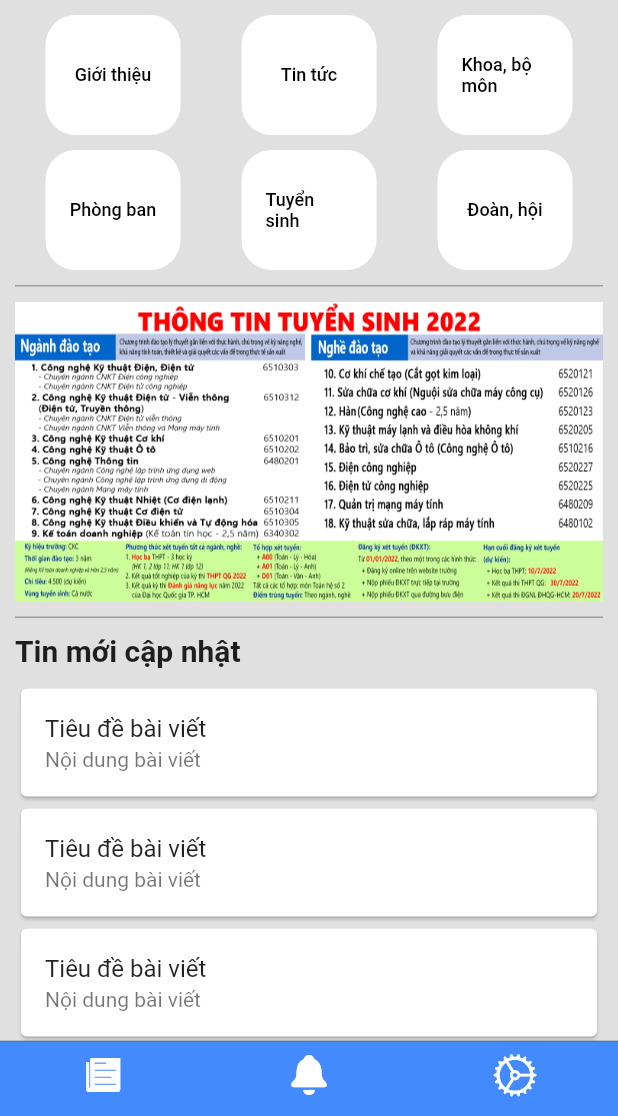
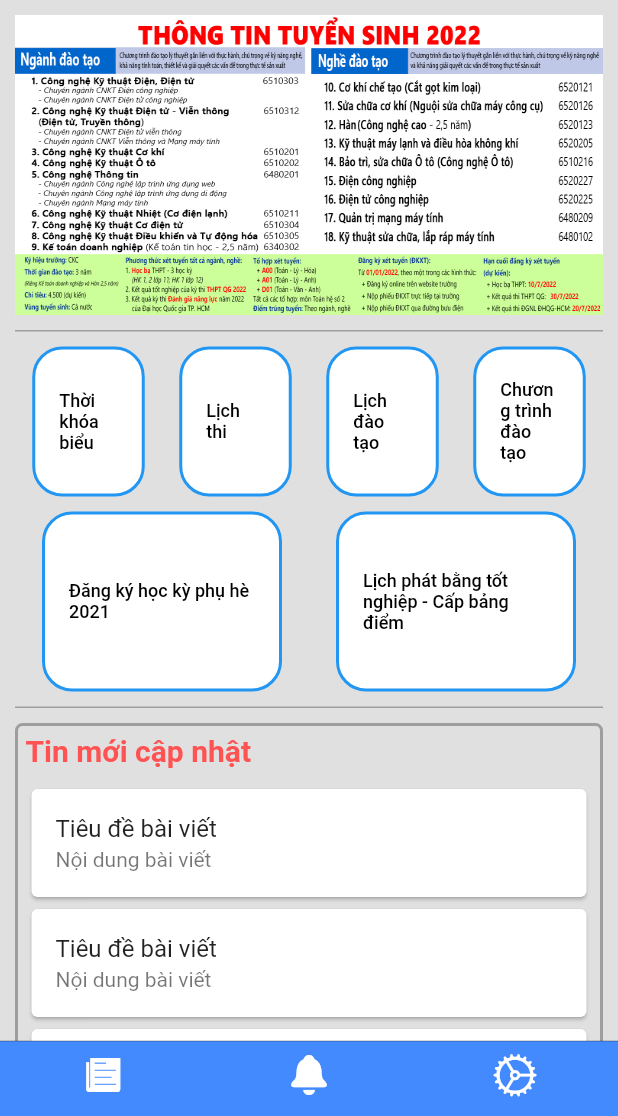
Before and after one commit to TianTruong/0306191282_0306191277, a Flutter app: the screen it shows after launch, after a tap on the "search" icon, on a phone screen of 412 x 824 dp, the part 120-1236 px from its top. Run offline on Flutter 3.47's test engine with Material 2 defaults, Android fonts, the phone set to English and light mode, and no system bars.

Commit message:
Demo UI Phòng đào tạo

```diff
--- a/src/app_tin_tuc_cao_thang/lib/home/home.dart
+++ b/src/app_tin_tuc_cao_thang/lib/home/home.dart
@@ -2,13 +2,14 @@
 
 import 'package:app_tin_tuc_cao_thang/home/news.dart';
 import 'package:app_tin_tuc_cao_thang/home/notification.dart';
+import 'package:app_tin_tuc_cao_thang/home/phongban/phongdaotao.dart';
 import 'package:app_tin_tuc_cao_thang/home/settings.dart';
 import 'package:flutter/cupertino.dart';
 import 'package:flutter/material.dart';
 
 class HomePage extends StatelessWidget {
   HomePage({Key? key}) : super(key: key);
-  var screens = const [News(), Noti(), Settings()];
+  var screens = const [PhongDaoTao(), Noti(), Settings()];
 
   @override
   Widget build(BuildContext context) {
--- /dev/null
+++ b/src/app_tin_tuc_cao_thang/lib/home/phongban/phongdaotao.dart
@@ -0,0 +1,260 @@
+// ignore_for_file: avoid_unnecessary_containers
+
+import 'package:flutter/material.dart';
+
+class PhongDaoTao extends StatefulWidget {
+  const PhongDaoTao({Key? key}) : super(key: key);
+
+  @override
+  State<PhongDaoTao> createState() => _PhongDaoTaoState();
+}
+
+class _PhongDaoTaoState extends State<PhongDaoTao> {
+  @override
+  Widget build(BuildContext context) {
+    _buildDR() {
+      return Padding(
+        padding: const EdgeInsets.only(top: 10, bottom: 10),
+        child: Container(
+          decoration: BoxDecoration(
+              border: Border(
+                  bottom: BorderSide(color: Colors.grey.shade500, width: 1))),
+          child: const Center(heightFactor: 1.5),
+        ),
+      );
+    }
+
+    return Scaffold(
+      backgroundColor: Colors.grey.shade300,
+      body: ListView(
+        children: [
+          Container(
+            color: Colors.blueAccent,
+            child: Padding(
+              padding: const EdgeInsets.all(10.0),
+              child: Row(
+                children: [
+                  Image.asset(
+                    'images/logo.png',
+                    cacheHeight: 60,
+                    cacheWidth: 270,
+                  ),
+                  Expanded(
+                    child: Row(
+                      mainAxisAlignment: MainAxisAlignment.spaceAround,
+                      children: [
+                        IconButton(
+                            onPressed: () {},
+                            icon: const Icon(Icons.search, size: 45)),
+                        IconButton(
+                            onPressed: () {},
+                            icon: const Icon(Icons.circle, size: 45)),
+                      ],
+                    ),
+                  ),
+                ],
+              ),
+            ),
+          ),
+          Padding(
+            padding: const EdgeInsets.all(10.0),
+            child: Column(
+              children: [
+                Container(
+                  // decoration: BoxDecoration(
+                  //   border: Border.all(color: Colors.blue, width: 3),
+                  //   borderRadius: BorderRadius.circular(10),
+                  // ),
+                  height: 200,
+                  child: Image.asset(
+                    'images/TuyenSinh.jpg',
+                    height: 200,
+                    fit: BoxFit.fill,
+                  ),
+                ),
+                _buildDR(),
+                BuildButton(),
+                _buildDR(),
+                ListPost(),
+                _buildDR(),
+                LienHe()
+              ],
+            ),
+          ),
+        ],
+      ),
+    );
+  }
+}
+
+class BuildButton extends StatelessWidget {
+  const BuildButton({Key? key}) : super(key: key);
+
+  _containerBTN(String label) {
+    return Container(
+        decoration: BoxDecoration(
+          color: Colors.white,
+          border: Border.all(color: Colors.blue, width: 2),
+          borderRadius: BorderRadius.circular(20),
+        ),
+        width: 75,
+        height: 100,
+        child: FlatButton(
+            child: Text(label,
+                style: TextStyle(color: Colors.black, fontSize: 12)),
+            onPressed: () {}));
+  }
+
+  _containerBTN2(String label) {
+    return Container(
+        decoration: BoxDecoration(
+          color: Colors.white,
+          border: Border.all(color: Colors.blue, width: 2),
+          borderRadius: BorderRadius.circular(20),
+        ),
+        width: 160,
+        height: 120,
+        child: FlatButton(
+            child: Text(label,
+                style: TextStyle(color: Colors.black, fontSize: 12)),
+            onPressed: () {}));
+  }
+
+  @override
+  Widget build(BuildContext context) {
+    return Container(
+      // decoration: BoxDecoration(
+      //   border: Border.all(color: Colors.blue, width: 3),
+      //   borderRadius: BorderRadius.circular(10),
+      // ),
+      child: Column(
+        children: [
+          Row(
+            mainAxisAlignment: MainAxisAlignment.spaceAround,
+            children: [
+              _containerBTN('Thời khóa biểu'),
+              _containerBTN('Lịch thi'),
+              _containerBTN('Lịch đào tạo'),
+              _containerBTN('Chương trình đào tạo'),
+            ],
+          ),
+          SizedBox(height: 10),
+          Row(
+            mainAxisAlignment: MainAxisAlignment.spaceAround,
+            children: [
+              _containerBTN2('Đăng ký học kỳ phụ hè 2021'),
+              _containerBTN2('Lịch phát bằng tốt nghiệp - Cấp bảng điểm'),
+            ],
+          ),
+        ],
+      ),
+    );
+  }
+}
+
+class ListPost extends StatelessWidget {
+  const ListPost({Key? key}) : super(key: key);
+
+  @override
+  Widget build(BuildContext context) {
+    return Container(
+      decoration: BoxDecoration(
+        border: Border.all(color: Colors.grey, width: 2),
+        borderRadius: BorderRadius.circular(5),
+      ),
+      height: 300,
+      child: Padding(
+        padding: const EdgeInsets.all(5.0),
+        child: Column(
+          crossAxisAlignment: CrossAxisAlignment.start,
+          children: [
+            const Padding(
+              padding: EdgeInsets.only(bottom: 10.0),
+              child: Text(
+                'Tin mới cập nhật',
+                style: TextStyle(
+                    fontSize: 20,
+                    fontWeight: FontWeight.bold,
+                    color: Colors.redAccent),
+              ),
+            ),
+            Expanded(
+              child: ListView(
+                children: const [
+                  Card(
+                    child: ListTile(
+                      title: Text('Tiêu đề bài viết'),
+                      subtitle: Text('Nội dung bài viết'),
+                    ),
+                  ),
+                  Card(
+                    child: ListTile(
+                      title: Text('Tiêu đề bài viết'),
+                      subtitle: Text('Nội dung bài viết'),
+                    ),
+                  ),
+                  Card(
+                    child: ListTile(
+                      title: Text('Tiêu đề bài viết'),
+                      subtitle: Text('Nội dung bài viết'),
+                    ),
+                  ),
+                  Card(
+                    child: ListTile(
+                      title: Text('Tiêu đề bài viết'),
+                      subtitle: Text('Nội dung bài viết'),
+                    ),
+                  ),
+                  Card(
+                    child: ListTile(
+                      title: Text('Tiêu đề bài viết'),
+                      subtitle: Text('Nội dung bài viết'),
+                    ),
+                  ),
+                  Card(
+                    child: ListTile(
+                      title: Text('Tiêu đề bài viết'),
+                      subtitle: Text('Nội dung bài viết'),
+                    ),
+                  ),
+                  Card(
+                    child: ListTile(
+                      title: Text('Tiêu đề bài viết'),
+                      subtitle: Text('Nội dung bài viết'),
+                    ),
+                  ),
+                  Card(
+                    child: ListTile(
+                      title: Text('Tiêu đề bài viết'),
+                      subtitle: Text('Nội dung bài viết'),
+                    ),
+                  ),
+                ],
+              ),
+            ),
+          ],
+        ),
+      ),
+    );
+  }
+}
+
+class LienHe extends StatelessWidget {
+  const LienHe({Key? key}) : super(key: key);
+
+  @override
+  Widget build(BuildContext context) {
+    return Container(
+      child: Column(
+        children: const [
+          Text('Điện thoại: 028.38212360 (17)',
+              style: TextStyle(fontSize: 16, color: Colors.black)),
+          Text('Email: daotao@caothang.edu.vn',
+              style: TextStyle(fontSize: 16, color: Colors.black)),
+          Text('Website: daotao.caothang.edu.vn',
+              style: TextStyle(fontSize: 16, color: Colors.black)),
+        ],
+      ),
+    );
+  }
+}
```
